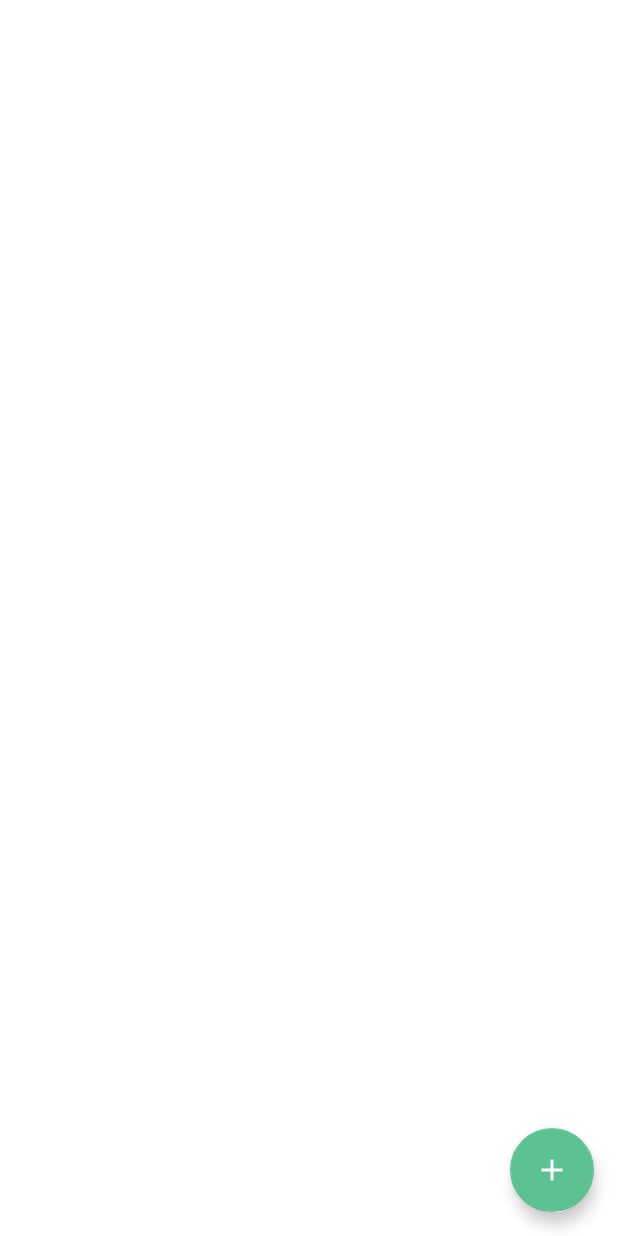
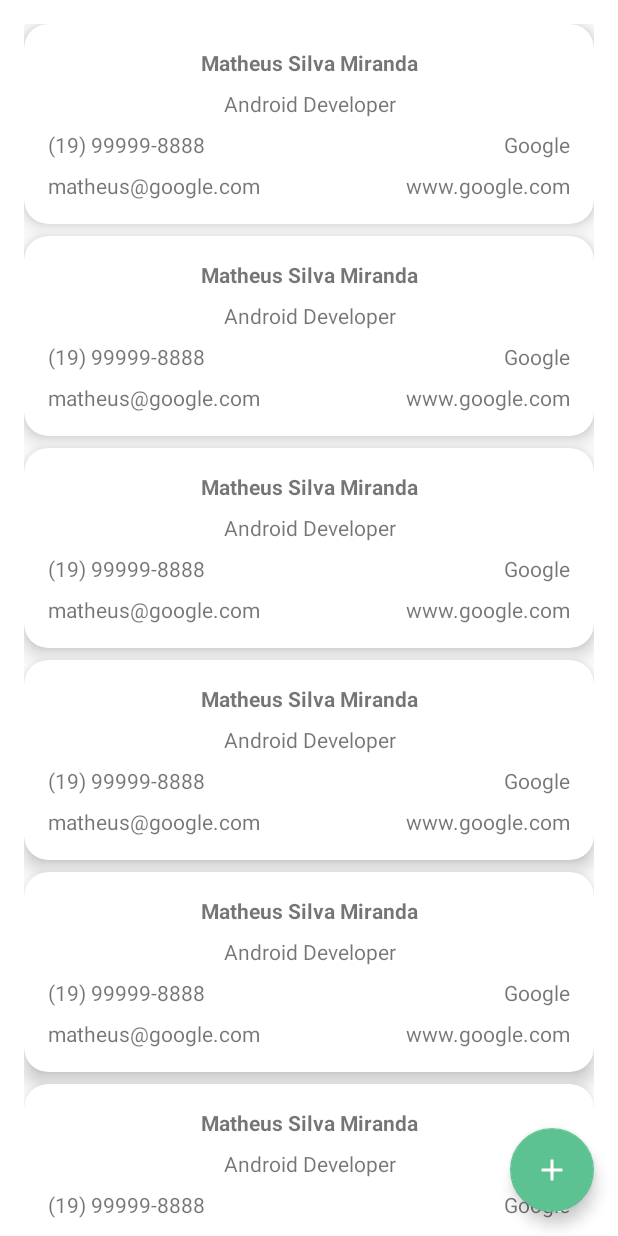
Before and after one commit to matheus-miranda/Business-Card, an Android app: the layout activity_main.xml on its own in the app's theme, with its tools: preview values and no code run, on a phone screen of 412 x 824 dp. Run offline under Robolectric (Android 15) with nearby library versions, the phone set to English and light mode, and no system bars.

Commit message:
Create Business Card Item layout

```diff
--- a/app/src/main/res/layout/activity_main.xml
+++ b/app/src/main/res/layout/activity_main.xml
@@ -15,13 +15,15 @@
         android:clipToPadding="false"
         app:layoutManager="androidx.recyclerview.widget.LinearLayoutManager"
         app:layout_constraintBottom_toBottomOf="parent"
-        app:layout_constraintTop_toTopOf="parent" />
+        app:layout_constraintTop_toTopOf="parent"
+        tools:itemCount="8"
+        tools:listitem="@layout/item_business_card" />
 
     <com.google.android.material.floatingactionbutton.FloatingActionButton
-        android:contentDescription="@string/add_card"
         android:layout_width="wrap_content"
         android:layout_height="wrap_content"
         android:layout_margin="16dp"
+        android:contentDescription="@string/add_card"
         android:src="@drawable/ic_add"
         app:layout_constraintBottom_toBottomOf="parent"
         app:layout_constraintEnd_toEndOf="parent" />
--- /dev/null
+++ b/app/src/main/res/layout/item_business_card.xml
@@ -0,0 +1,75 @@
+<?xml version="1.0" encoding="utf-8"?>
+<com.google.android.material.card.MaterialCardView xmlns:android="http://schemas.android.com/apk/res/android"
+    xmlns:app="http://schemas.android.com/apk/res-auto"
+    xmlns:tools="http://schemas.android.com/tools"
+    android:layout_width="match_parent"
+    android:layout_height="wrap_content"
+    android:layout_marginBottom="8dp"
+    android:checkable="true"
+    android:clickable="true"
+    android:focusable="true"
+    app:cardCornerRadius="16dp"
+    app:cardElevation="8dp"
+    app:layout_constraintDimensionRatio="16:9">
+
+    <androidx.constraintlayout.widget.ConstraintLayout
+        android:layout_width="match_parent"
+        android:layout_height="match_parent"
+        android:padding="16dp">
+
+        <com.google.android.material.textview.MaterialTextView
+            android:id="@+id/tv_name"
+            android:layout_width="match_parent"
+            android:layout_height="wrap_content"
+            android:gravity="center"
+            android:textStyle="bold"
+            app:layout_constraintStart_toStartOf="parent"
+            app:layout_constraintTop_toTopOf="parent"
+            tools:text="Matheus Silva Miranda" />
+
+        <com.google.android.material.textview.MaterialTextView
+            android:id="@+id/tv_job_title"
+            android:layout_width="match_parent"
+            android:layout_height="wrap_content"
+            android:layout_marginTop="8dp"
+            android:gravity="center"
+            app:layout_constraintStart_toStartOf="@id/tv_name"
+            app:layout_constraintTop_toBottomOf="@id/tv_name"
+            tools:text="Android Developer" />
+
+        <com.google.android.material.textview.MaterialTextView
+            android:id="@+id/tv_phone"
+            android:layout_width="wrap_content"
+            android:layout_height="wrap_content"
+            android:layout_marginTop="8dp"
+            app:layout_constraintStart_toStartOf="@id/tv_job_title"
+            app:layout_constraintTop_toBottomOf="@id/tv_job_title"
+            tools:text="(19) 99999-8888" />
+
+        <com.google.android.material.textview.MaterialTextView
+            android:id="@+id/tv_email"
+            android:layout_width="wrap_content"
+            android:layout_height="wrap_content"
+            android:layout_marginTop="8dp"
+            app:layout_constraintStart_toStartOf="@id/tv_phone"
+            app:layout_constraintTop_toBottomOf="@id/tv_phone"
+            tools:text="matheus@google.com" />
+
+        <com.google.android.material.textview.MaterialTextView
+            android:id="@+id/tv_company"
+            android:layout_width="wrap_content"
+            android:layout_height="wrap_content"
+            app:layout_constraintBaseline_toBaselineOf="@id/tv_phone"
+            app:layout_constraintEnd_toEndOf="parent"
+            tools:text="Google" />
+
+        <com.google.android.material.textview.MaterialTextView
+            android:id="@+id/tv_website"
+            android:layout_width="wrap_content"
+            android:layout_height="wrap_content"
+            app:layout_constraintBaseline_toBaselineOf="@id/tv_email"
+            app:layout_constraintEnd_toEndOf="parent"
+            tools:text="www.google.com" />
+
+    </androidx.constraintlayout.widget.ConstraintLayout>
+</com.google.android.material.card.MaterialCardView>
--- a/app/src/main/res/values/strings.xml
+++ b/app/src/main/res/values/strings.xml
@@ -1,3 +1,4 @@
 <resources>
     <string name="app_name">Business Card</string>
+    <string name="add_card">Add card</string>
 </resources>
```
